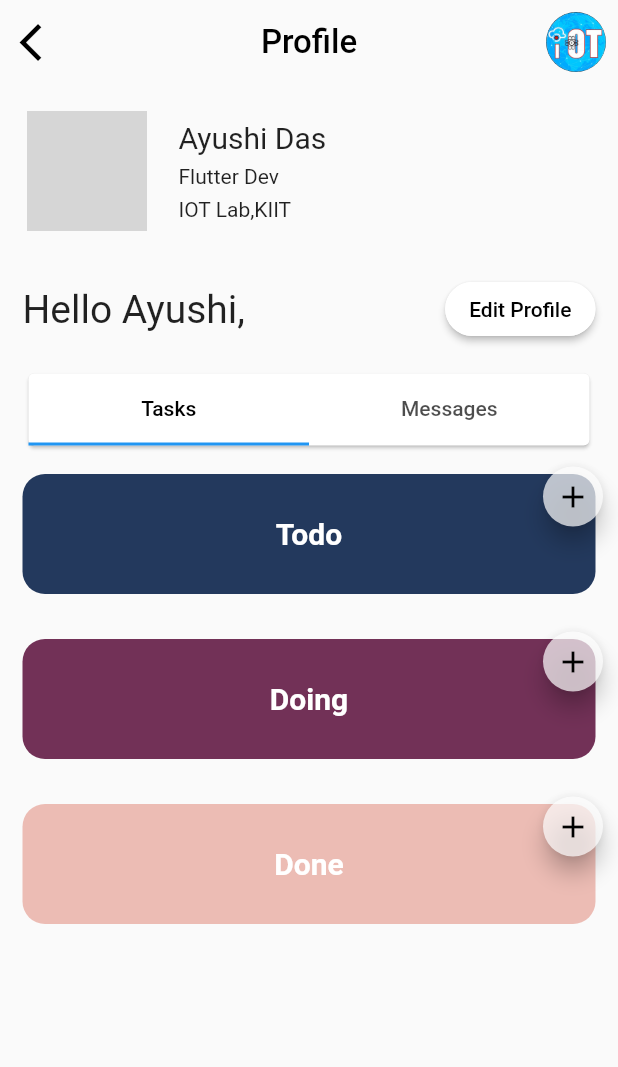
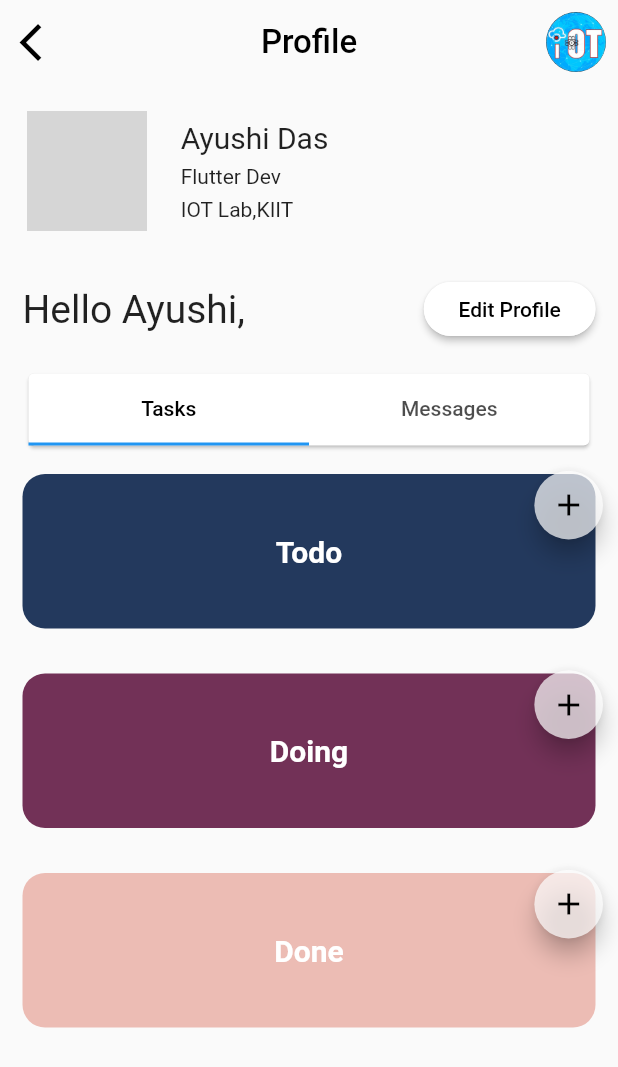
Before and after one commit to iot-lab-kiit/iotlab-app, a Flutter app: the Home screen opened directly, after a tap on the "keyboard control" icon, after a tap on "RR", on a phone screen of 412 x 824 dp. Shown: the top 1067 px of the screen. Run offline on Flutter 3.47's test engine with Material 2 defaults, Android fonts, the phone set to English and light mode, and no system bars; network calls fail; Roboto replaces fonts that are missing (Signatra); grey boxes are pictures that could not be loaded.

Commit message:
Responsive

```diff
--- a/lib/models/todomodel.dart
+++ b/lib/models/todomodel.dart
@@ -1,5 +1,6 @@
 import 'package:flutter/cupertino.dart';
 import 'package:flutter/material.dart';
+import 'package:iotlabapp/common/ui_constants.dart';
 
 class AddTaskScreen extends StatelessWidget {
   AddTaskScreen({this.addTaskCallback, this.newTaskTitle});
@@ -26,7 +27,7 @@ class AddTaskScreen extends StatelessWidget {
                 ),
               ),
               SizedBox(
-                height: 10,
+                height: UIConstants.fitToHeight(8, context),
               ),
               TextField(
                 autofocus: true,
@@ -36,7 +37,7 @@ class AddTaskScreen extends StatelessWidget {
                 },
               ),
               SizedBox(
-                height: 10,
+                height: UIConstants.fitToHeight(8, context),
               ),
               FlatButton(
                 onPressed: () {
--- a/lib/pages/ToDo.dart
+++ b/lib/pages/ToDo.dart
@@ -1,6 +1,7 @@
 import 'package:flutter/cupertino.dart';
 
 import 'package:flutter/material.dart';
+import 'package:iotlabapp/common/ui_constants.dart';
 import 'package:iotlabapp/models/taskmodel.dart';
 import 'package:iotlabapp/models/todomodel.dart';
 
@@ -135,7 +136,7 @@ class TaskTile extends StatelessWidget {
     return Padding(
       padding: const EdgeInsets.only(top: 10.0, bottom: 10),
       child: Container(
-          height: 50,
+          height: UIConstants.fitToHeight(50, context),
           decoration: BoxDecoration(
             color: Colors.white,
             borderRadius: BorderRadius.circular(10),
--- a/lib/pages/profile.dart
+++ b/lib/pages/profile.dart
@@ -1,4 +1,5 @@
 import 'package:flutter/material.dart';
+import 'package:iotlabapp/common/ui_constants.dart';
 import 'package:iotlabapp/pages/ToDo.dart';
 import 'package:iotlabapp/pages/editProfile.dart';
 import 'package:iotlabapp/widgets/drawer.dart';
@@ -78,7 +79,8 @@ class _ProfilePageState extends State<ProfilePage>
                       onPressed: () {
                         Navigator.push(
                           context,
-                          MaterialPageRoute(builder: (context) => EditProfilePage()),
+                          MaterialPageRoute(
+                              builder: (context) => EditProfilePage()),
                         );
                       },
                       child: Text(
@@ -87,7 +89,7 @@ class _ProfilePageState extends State<ProfilePage>
                           color: Colors.black,
                         ),
                       ),
-                      minWidth: 100,
+                      minWidth: UIConstants.fitToWidth(100, context),
                       shape: RoundedRectangleBorder(
                         borderRadius: BorderRadius.circular(
                           20.0,
@@ -119,7 +121,7 @@ class _ProfilePageState extends State<ProfilePage>
                 ),
               ),
               new Container(
-                height: 500.0,
+                height: UIConstants.fitToHeight(500, context),
                 child: new TabBarView(
                   controller: _controller,
                   children: <Widget>[
@@ -150,10 +152,8 @@ class _TasksState extends State<Tasks> {
                 colour: Color(0xff23395d),
                 tasktitle: "Todo",
                 func: () {
-                  Navigator.push(
-                    context,
-                    MaterialPageRoute(builder: (context) => TasksScreen())
-                  );
+                  Navigator.push(context,
+                      MaterialPageRoute(builder: (context) => TasksScreen()));
                 },
                 tag: "todo"),
             CustomTaskTile(
@@ -201,7 +201,7 @@ class _CustomTaskTileState extends State<CustomTaskTile> {
         Padding(
           padding: const EdgeInsets.all(15.0),
           child: Container(
-            height: 80,
+            height: UIConstants.fitToHeight(80, context),
             width: MediaQuery.of(context).size.width - 20,
             decoration: BoxDecoration(
               borderRadius: BorderRadius.circular(15),
@@ -225,8 +225,8 @@ class _CustomTaskTileState extends State<CustomTaskTile> {
               crossAxisAlignment: CrossAxisAlignment.end,
               children: [
                 SizedBox(
-                  width: 40,
-                  height: 40,
+                  width: UIConstants.fitToWidth(40, context),
+                  height: UIConstants.fitToHeight(40, context),
                   child: FloatingActionButton(
                     heroTag: widget.tag,
                     backgroundColor: Colors.white70,
@@ -260,7 +260,7 @@ profileDetails(context) {
             ),
           ),
           SizedBox(
-            width: 10,
+            width: UIConstants.fitToWidth(10, context),
           ),
           Flexible(
             child: Container(
--- a/lib/widgets/drawer.dart
+++ b/lib/widgets/drawer.dart
@@ -1,4 +1,5 @@
 import 'package:flutter/material.dart';
+import 'package:iotlabapp/common/ui_constants.dart';
 import 'package:iotlabapp/pages/loginPage.dart';
 import 'package:iotlabapp/pages/profile.dart';
 import 'package:iotlabapp/pages/home.dart';
@@ -68,12 +69,12 @@ class _CustomDrawerState extends State<CustomDrawer> {
                       ),
                     ),
                   ),
-                  SizedBox(width: 20),
+                  SizedBox(width: UIConstants.fitToWidth(20, context)),
                   Text('Rohan Roy Chowdhury',
                       style: TextStyle(fontSize: 15, color: Colors.black))
                 ],
               ),
-              SizedBox(height: 10),
+              SizedBox(height: UIConstants.fitToHeight(10, context)),
               Align(
                 alignment: Alignment.centerLeft,
                 child: Padding(
@@ -84,7 +85,7 @@ class _CustomDrawerState extends State<CustomDrawer> {
               )
             ],
           ),
-          SizedBox(height: 10),
+          SizedBox(height: UIConstants.fitToHeight(10, context)),
           ListTile(
             title: Text(
               'Home',
@@ -165,7 +166,7 @@ class _CustomDrawerState extends State<CustomDrawer> {
             },
           ),
           SizedBox(
-            height: 100,
+            height: UIConstants.fitToHeight(80, context),
           ),
           ListTile(
             trailing: Text(
--- a/lib/widgets/eventCard.dart
+++ b/lib/widgets/eventCard.dart
@@ -1,5 +1,7 @@
 import 'package:flutter/material.dart';
 import 'dart:math';
+
+import 'package:iotlabapp/common/ui_constants.dart';
 
 eventCard(context, {String cardTitle, String cardBody, String eventOwner}) {
   var arr = [
@@ -10,8 +12,8 @@ eventCard(context, {String cardTitle, String cardBody, String eventOwner}) {
   return Padding(
     padding: const EdgeInsets.only(top: 50, bottom: 10, left: 15, right: 15),
     child: Container(
-      height: 80,
-      width: 180,
+      height: UIConstants.fitToHeight(80, context),
+      width: UIConstants.fitToHeight(170, context),
       child: Card(
         color: arr[random.nextInt(2)],
         elevation: 3.0,
--- a/lib/widgets/ongoingEventCard.dart
+++ b/lib/widgets/ongoingEventCard.dart
@@ -1,12 +1,13 @@
 import 'package:flutter/material.dart';
+import 'package:iotlabapp/common/ui_constants.dart';
 import 'package:iotlabapp/pages/descriptionPage.dart';
 
 onGoingEventCard(context, {String cardTitle, String imgName}) {
   return Padding(
     padding: EdgeInsets.only(top: 60, left: 10, right: 15, bottom: 0),
     child: Container(
-      height: 150,
-      width: 340,
+      height: UIConstants.fitToHeight(150, context),
+      width: UIConstants.fitToWidth(300, context),
       child: InkWell(
         onTap: () => Navigator.push(
           context,
--- a/lib/widgets/work.dart
+++ b/lib/widgets/work.dart
@@ -1,4 +1,5 @@
 import 'package:flutter/material.dart';
+import 'package:iotlabapp/common/ui_constants.dart';
 
 display1(
   BuildContext context,
@@ -24,7 +25,7 @@ display1(
           borderRadius: BorderRadius.circular(15),
         ),
         width: MediaQuery.of(context).size.width - 40,
-        height: 140,
+        height: UIConstants.fitToHeight(140, context),
         child: Column(
           children: [
             ListTile(
@@ -77,7 +78,7 @@ display1(
               ),
             ),
             SizedBox(
-              height: 10,
+              height: UIConstants.fitToHeight(10, context),
             ),
             Row(
               children: [
```
Also changed, not shown: lib/pages/descriptionPage.dart (+4 -3 lines), lib/pages/editProfile.dart (+6 -6 lines), lib/pages/workPage.dart (+7 -3 lines).
